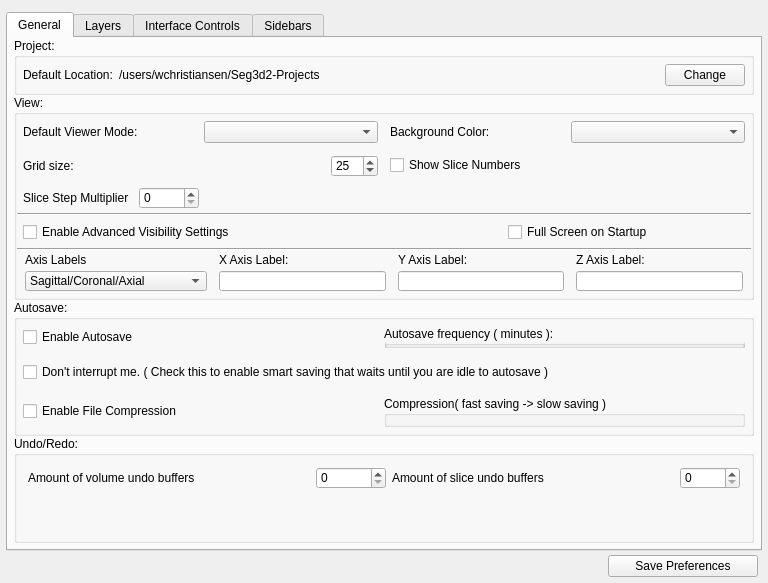
First picture: the form in src/Interface/AppPreferences/AppPreferences.ui, repository SCIInstitute/Seg3D, before the edit.
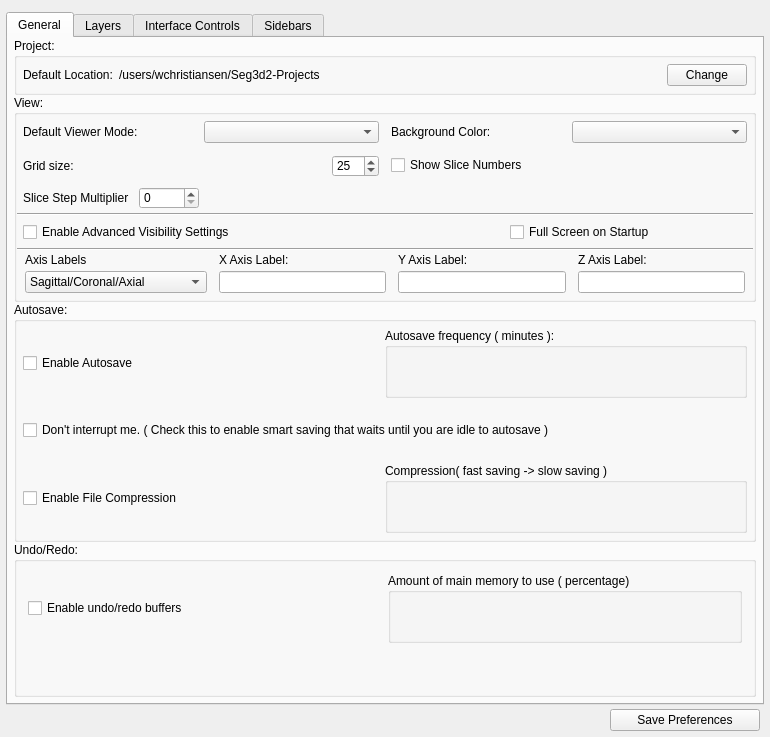
Second picture: the form after the edit. Custom widgets are drawn as their Qt base class.

Commit message: first series of commits for doing undo/redo

```diff
--- a/src/Interface/AppPreferences/AppPreferences.ui
+++ b/src/Interface/AppPreferences/AppPreferences.ui
@@ -6,8 +6,8 @@
    <rect>
     <x>0</x>
     <y>0</y>
-    <width>768</width>
-    <height>574</height>
+    <width>770</width>
+    <height>719</height>
    </rect>
   </property>
   <property name="windowTitle">
@@ -593,6 +593,12 @@
            <verstretch>0</verstretch>
           </sizepolicy>
          </property>
+         <property name="minimumSize">
+          <size>
+           <width>0</width>
+           <height>240</height>
+          </size>
+         </property>
          <property name="title">
           <string>Autosave:</string>
          </property>
@@ -627,6 +633,18 @@
              </item>
              <item>
               <widget class="QGroupBox" name="groupBox_4">
+               <property name="sizePolicy">
+                <sizepolicy hsizetype="Preferred" vsizetype="Minimum">
+                 <horstretch>0</horstretch>
+                 <verstretch>0</verstretch>
+                </sizepolicy>
+               </property>
+               <property name="minimumSize">
+                <size>
+                 <width>0</width>
+                 <height>70</height>
+                </size>
+               </property>
                <property name="title">
                 <string>Autosave frequency ( minutes ):</string>
                </property>
@@ -692,6 +710,18 @@
              </item>
              <item>
               <widget class="QGroupBox" name="groupBox_5">
+               <property name="sizePolicy">
+                <sizepolicy hsizetype="Preferred" vsizetype="Minimum">
+                 <horstretch>0</horstretch>
+                 <verstretch>0</verstretch>
+                </sizepolicy>
+               </property>
+               <property name="minimumSize">
+                <size>
+                 <width>0</width>
+                 <height>70</height>
+                </size>
+               </property>
                <property name="title">
                 <string>Compression( fast saving -&gt; slow saving )</string>
                </property>
@@ -735,73 +765,60 @@
           <string>Undo/Redo:</string>
          </property>
          <layout class="QVBoxLayout" name="verticalLayout_20">
-          <item>
-           <layout class="QHBoxLayout" name="horizontalLayout_21">
-            <item>
-             <widget class="QLabel" name="label_21">
-              <property name="toolTip">
-               <string>The amount of full volume buffers that are kept in memory for undo. Keep in mind that these buffers are memory intensive.</string>
-              </property>
+          <property name="margin">
+           <number>0</number>
+          </property>
+          <item>
+           <widget class="QWidget" name="widget_28" native="true">
+            <layout class="QHBoxLayout" name="horizontalLayout_24">
+             <item>
+              <widget class="QCheckBox" name="enable_undo_">
               <property name="text">
-               <string>Amount of volume undo buffers</string>
+                <string>Enable undo/redo buffers</string>
               </property>
              </widget>
             </item>
             <item>
-             <widget class="QSpinBox" name="amount_volume_undo_buffers_">
+              <widget class="QGroupBox" name="groupBox_10">
               <property name="sizePolicy">
-               <sizepolicy hsizetype="Preferred" vsizetype="Fixed">
+                <sizepolicy hsizetype="Preferred" vsizetype="Minimum">
                 <horstretch>0</horstretch>
                 <verstretch>0</verstretch>
                </sizepolicy>
               </property>
               <property name="minimumSize">
                <size>
-                <width>60</width>
-                <height>0</height>
-               </size>
-              </property>
-              <property name="maximumSize">
-               <size>
-                <width>70</width>
-                <height>16777215</height>
-               </size>
-              </property>
-              <property name="baseSize">
-               <size>
                 <width>0</width>
-                <height>0</height>
-               </size>
-              </property>
-             </widget>
-            </item>
-            <item>
-             <widget class="QLabel" name="label_22">
-              <property name="toolTip">
-               <string>Amount of slices to be stored in the undo buffer. This setting only applies to operations that modify one slice. These buffers are less expensive to keep in memory.</string>
-              </property>
-              <property name="text">
-               <string>Amount of slice undo buffers</string>
-              </property>
-             </widget>
-            </item>
-            <item>
-             <widget class="QSpinBox" name="amount_slice_undo_buffers_">
-              <property name="sizePolicy">
-               <sizepolicy hsizetype="Minimum" vsizetype="Preferred">
-                <horstretch>0</horstretch>
-                <verstretch>0</verstretch>
-               </sizepolicy>
-              </property>
-              <property name="maximumSize">
-               <size>
-                <width>60</width>
-                <height>16777215</height>
-               </size>
-              </property>
+                 <height>70</height>
+                </size>
+               </property>
+               <property name="title">
+                <string>Amount of main memory to use ( percentage)</string>
+               </property>
+               <layout class="QHBoxLayout" name="horizontalLayout_22">
+                <property name="spacing">
+                 <number>0</number>
+                </property>
+                <property name="leftMargin">
+                 <number>4</number>
+                </property>
+                <property name="topMargin">
+                 <number>2</number>
+                </property>
+                <property name="rightMargin">
+                 <number>4</number>
+                </property>
+                <property name="bottomMargin">
+                 <number>4</number>
+                </property>
+                <item>
+                 <widget class="QtUtils::QtSliderDoubleCombo" name="percent_of_memory_" native="true"/>
+                </item>
+               </layout>
              </widget>
             </item>
            </layout>
+           </widget>
           </item>
           <item>
            <spacer name="verticalSpacer_2">
```
Lines whose indentation alone changed are shown as unchanged. The commit also changes 103 other files.
